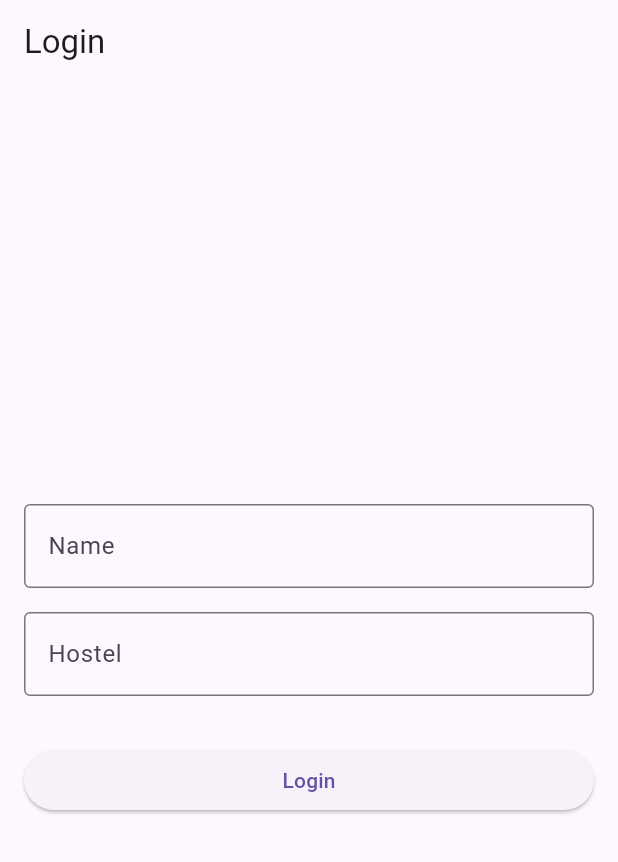
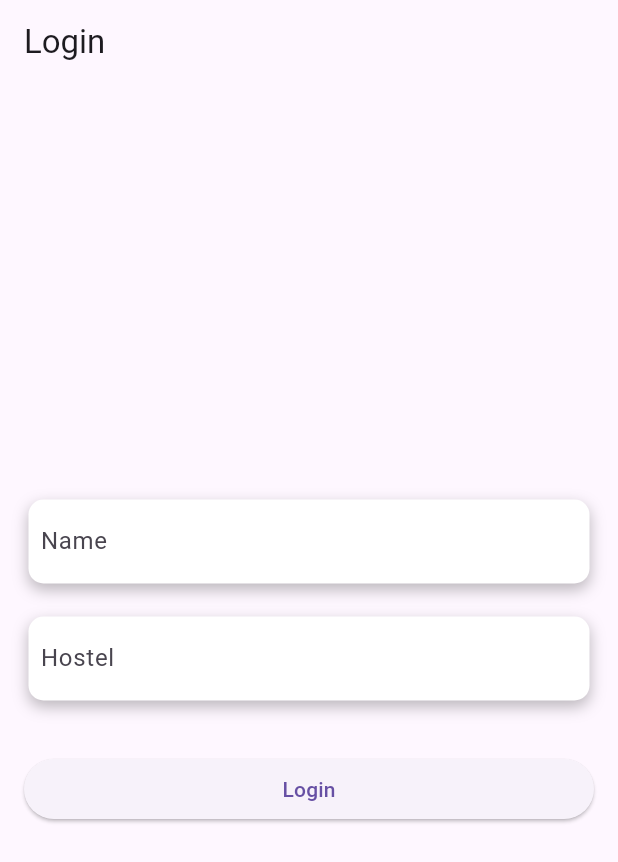
Before and after one commit to Rudra-Choubey/Laundry-App, a Flutter app: the LoginPage screen opened directly, on a phone screen of 412 x 824 dp. Shown: the top 862 px of the screen. Run offline on Flutter 3.47's test engine with Material 3 defaults, Android fonts, the phone set to English and light mode, and no system bars; our stand-ins replace flutter_local_notifications, hive, hive_flutter, image_picker, material_design_icons_flutter; accounts and stored records are empty.

```diff
--- a/lib/main.dart
+++ b/lib/main.dart
@@ -16,7 +16,45 @@ void main() async{
   Hive.registerAdapter(ClothAdapter());
   runApp(LaundryApp());
 }
+class CustomTextBox extends StatelessWidget {
+  final TextEditingController controller;
+  final String name;
+  const CustomTextBox({
+    required this.controller,
+    required this.name,
+    Key? key,
+  }) : super(key: key);
+  @override
+  Widget build(BuildContext context){
+    return Padding(
+      padding: EdgeInsets.all(3),
+      child: Container(
+        decoration: BoxDecoration(
+          color: Colors.white, // Full white background
+          boxShadow: [
+            BoxShadow(
+              color: Colors.black26, // Shadow color
+              blurRadius: 8.0,       // Blur radius
+              offset: Offset(0, 4),  // Shadow offset
+            ),
+          ],
+          borderRadius: BorderRadius.circular(10.0), // Rounded corners
+        ),
+        child: TextField(
+          controller: this.controller,
+          decoration: InputDecoration(
 
+              labelText: name,
+
+              border: InputBorder.none,
+              contentPadding: EdgeInsets.all(8)
+          ),
+
+        ),
+      ),
+    );
+  }
+}
 class LoginPage extends StatelessWidget {
   final TextEditingController nameController = TextEditingController();
   final TextEditingController hostelController = TextEditingController();
@@ -108,24 +146,12 @@ class LoginPage extends StatelessWidget {
           mainAxisAlignment: MainAxisAlignment.center,
           crossAxisAlignment: CrossAxisAlignment.stretch,
           children: [
-            TextField(
-              controller: nameController,
-              decoration: InputDecoration(
-                labelText: 'Name',
-                border: OutlineInputBorder(),
-              ),
-            ),
+            CustomTextBox(controller: nameController, name: 'Name',),
             SizedBox(height: 16),
             GestureDetector(
               onTap: () => _showHostelSelection(context),
               child: AbsorbPointer(
-                child: TextField(
-                  controller: hostelController,
-                  decoration: InputDecoration(
-                    labelText: 'Hostel',
-                    border: OutlineInputBorder(),
-                  ),
-                ),
+                child: CustomTextBox(controller: hostelController, name: 'Hostel')
               ),
             ),
             SizedBox(height: 32),
@@ -133,6 +159,14 @@ class LoginPage extends StatelessWidget {
               onPressed: () => _login(context),
               child: Text('Login'),
             ),
+            Container(
+              decoration: BoxDecoration(
+                image: DecorationImage(
+                    image: AssetImage('assets/background.png'),
+                    fit: BoxFit.cover
+                )
+              ),
+            )
           ],
         ),
       ),
@@ -395,7 +429,9 @@ class HomePage extends StatelessWidget {
               margin: const EdgeInsets.only(top: 20),
               child: Text(
                 'Welcome, $name',
-                style: const TextStyle(fontSize: 30),
+                style: const TextStyle(fontSize: 26,
+                ),
+                textAlign: TextAlign.center,
               ),
             ),
           ),
```
Also changed, not shown: assets/Hostel/Beauki.png (added), assets/Hostel/Chimair.png (added), assets/Hostel/Duven.png (added), assets/Hostel/Emiet.png (added), assets/Hostel/Firpeal.png (added), assets/Hostel/Griwiksh.png (added), assets/Hostel/Hiqom.png (added), assets/Hostel/Ijokha.png (added), assets/Hostel/Jurqia.png (added), assets/Hostel/Kyzeel.png (added), assets/Hostel/Lekhaag.png (added).
